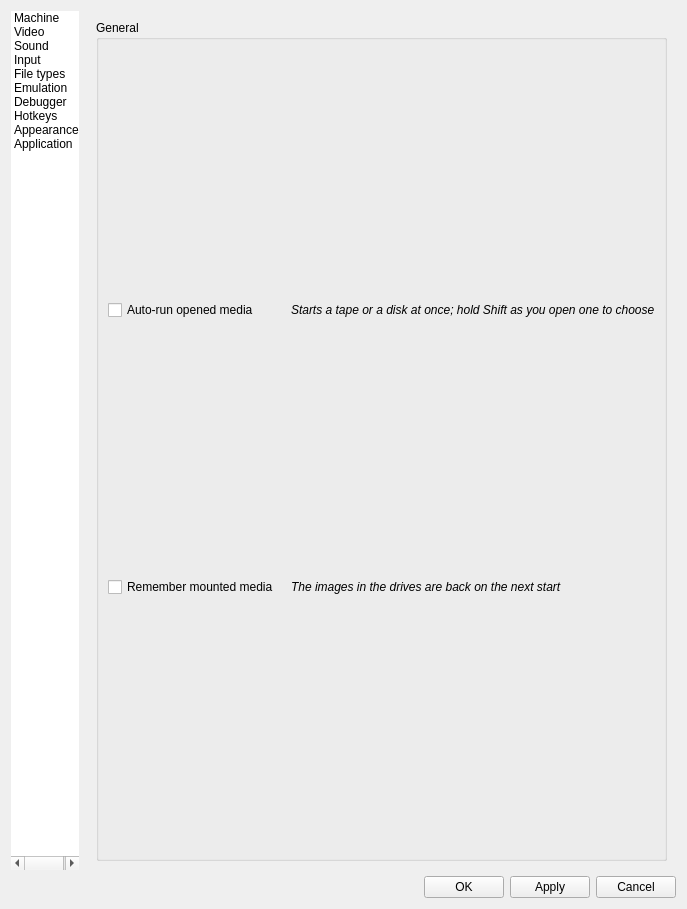
Volutar/xpeccy-plus, file ui/setupwin.ui: the form before one commit.
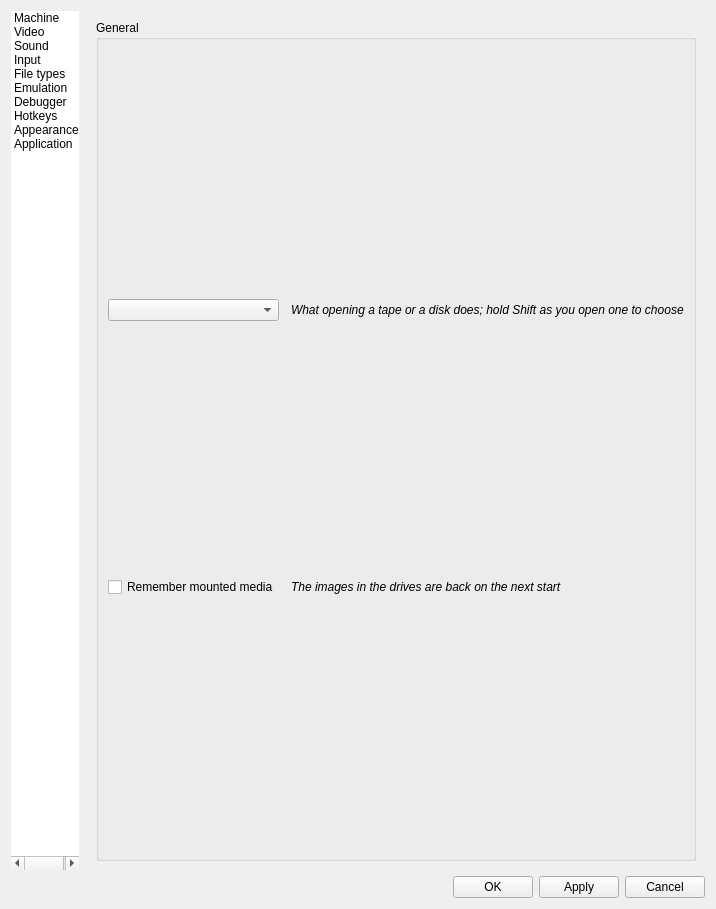
The form after the commit. The open tabs and pages were chosen to show the change. Icons and pictures are not drawn. Custom widgets are drawn as their Qt base class.

Commit message:
Opened media: Run, Mount or Ask, with Ask as the default
The question can remember its answer; an old autorun = yes counts as unset.

```diff
--- a/ui/setupwin.ui
+++ b/ui/setupwin.ui
@@ -2468,7 +2468,7 @@
                </font>
               </property>
               <property name="text">
-               <string>Starts a tape or a disk at once; hold Shift as you open one to choose</string>
+               <string>What opening a tape or a disk does; hold Shift as you open one to choose</string>
               </property>
              </widget>
             </item>
@@ -2485,14 +2485,11 @@
              </widget>
             </item>
             <item row="0" column="0">
-             <widget class="QCheckBox" name="cbAutorun">
+             <widget class="QComboBox" name="cbAutorun">
               <property name="toolTip">
                <string>Opening a tape or a disk resets the machine and starts it,
 the way a snapshot starts itself</string>
               </property>
-              <property name="text">
-               <string>Auto-run opened media</string>
-              </property>
              </widget>
             </item>
             <item row="1" column="0">
```
Left out of the diff: 2 changed lines with no effect on the pictures. The commit also changes 9 other files.
